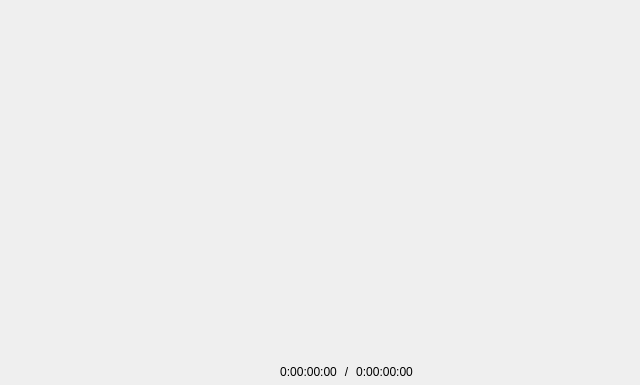
Qt form esa/common/python/lib/media/ui/video_player.ui (esernaalonso/dev) before a commit.
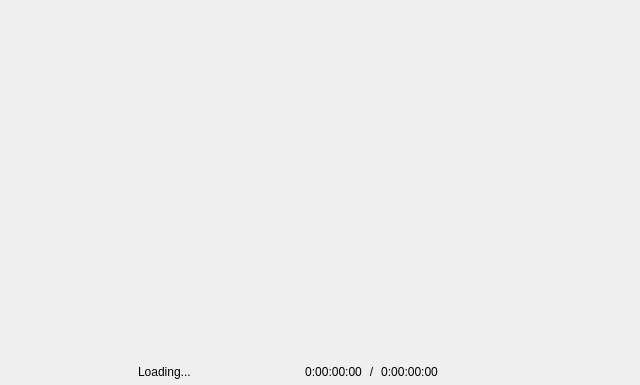
The same form after that commit.

Commit message: DEV-10 Video player finished. Only left to clean the code and comment it.

```diff
--- a/esa/common/python/lib/media/ui/video_player.ui
+++ b/esa/common/python/lib/media/ui/video_player.ui
@@ -153,11 +153,43 @@
        </property>
       </spacer>
      </item>
+     <item>
+      <widget class="QLabel" name="lb_state">
+       <property name="minimumSize">
+        <size>
+         <width>20</width>
+         <height>20</height>
+        </size>
+       </property>
+       <property name="maximumSize">
+        <size>
+         <width>20</width>
+         <height>20</height>
+        </size>
+       </property>
+       <property name="text">
+        <string/>
+       </property>
+      </widget>
+     </item>
+     <item>
+      <widget class="QLabel" name="lb_loading">
+       <property name="maximumSize">
+        <size>
+         <width>60</width>
+         <height>20</height>
+        </size>
+       </property>
+       <property name="text">
+        <string>Loading...</string>
+       </property>
+      </widget>
+     </item>
      <item>
       <widget class="QWidget" name="wg_seek" native="true">
        <property name="minimumSize">
         <size>
-         <width>0</width>
+         <width>90</width>
          <height>0</height>
         </size>
        </property>
@@ -213,6 +245,18 @@
          <verstretch>0</verstretch>
         </sizepolicy>
        </property>
+       <property name="minimumSize">
+        <size>
+         <width>5</width>
+         <height>20</height>
+        </size>
+       </property>
+       <property name="maximumSize">
+        <size>
+         <width>5</width>
+         <height>20</height>
+        </size>
+       </property>
        <property name="text">
         <string>/</string>
        </property>
@@ -317,13 +361,13 @@
       <widget class="QWidget" name="wg_volume" native="true">
        <property name="minimumSize">
         <size>
-         <width>0</width>
+         <width>75</width>
          <height>0</height>
         </size>
        </property>
        <property name="maximumSize">
         <size>
-         <width>100</width>
+         <width>65</width>
          <height>20</height>
         </size>
        </property>
```
The commit also changes 12 other files.
